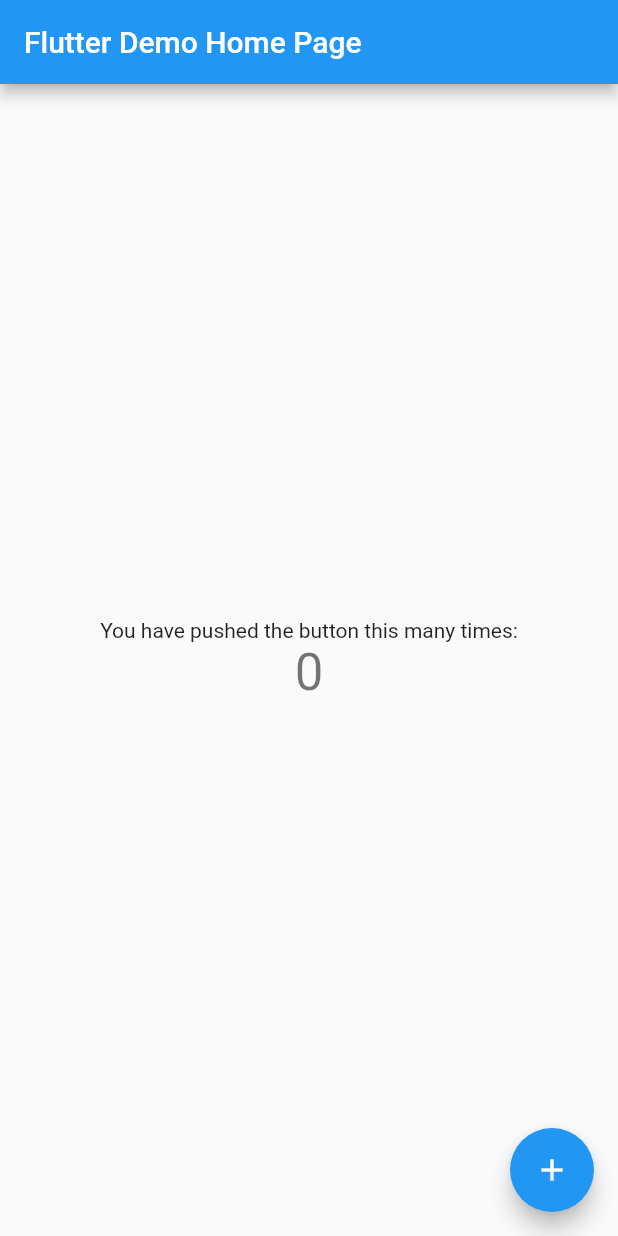
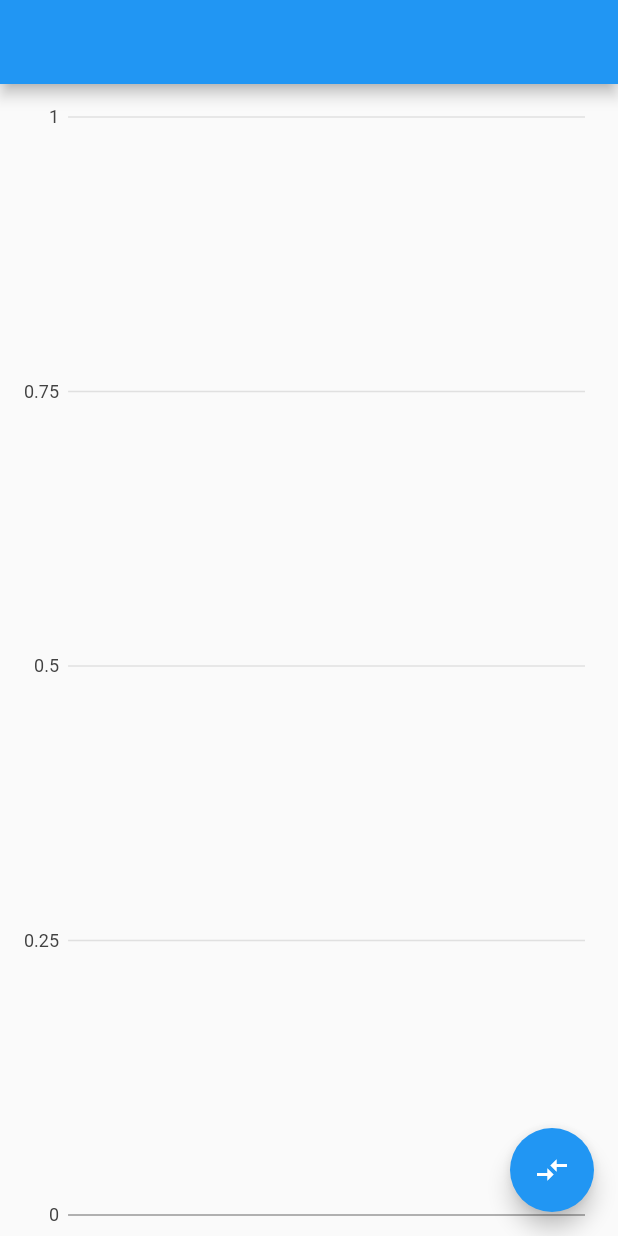
Before and after one commit to DanccKnight/Unergia, a Flutter app: the screen it shows after launch, on a phone screen of 412 x 824 dp. Run offline on Flutter 3.47's test engine with Material 2 defaults, Android fonts, the phone set to English and light mode, and no system bars; our stand-ins replace charts_flutter, cloud_firestore; accounts and stored records are empty; generated files the repository leaves out were written again.

Commit message:
Displayed both the graphs

```diff
--- a/lib/main.dart
+++ b/lib/main.dart
@@ -1,111 +1,138 @@
+import 'package:cloud_firestore/cloud_firestore.dart';
 import 'package:flutter/material.dart';
+import 'Cereal.dart';
+import 'package:charts_flutter/flutter.dart' as charts;
 
 void main() => runApp(MyApp());
 
 class MyApp extends StatelessWidget {
-  // This widget is the root of your application.
   @override
   Widget build(BuildContext context) {
     return MaterialApp(
-      title: 'Flutter Demo',
-      theme: ThemeData(
-        // This is the theme of your application.
-        //
-        // Try running your application with "flutter run". You'll see the
-        // application has a blue toolbar. Then, without quitting the app, try
-        // changing the primarySwatch below to Colors.green and then invoke
-        // "hot reload" (press "r" in the console where you ran "flutter run",
-        // or simply save your changes to "hot reload" in a Flutter IDE).
-        // Notice that the counter didn't reset back to zero; the application
-        // is not restarted.
-        primarySwatch: Colors.blue,
-      ),
-      home: MyHomePage(title: 'Flutter Demo Home Page'),
+      home: MyHomePage(),
     );
   }
 }
 
 class MyHomePage extends StatefulWidget {
-  MyHomePage({Key key, this.title}) : super(key: key);
-
-  // This widget is the home page of your application. It is stateful, meaning
-  // that it has a State object (defined below) that contains fields that affect
-  // how it looks.
-
-  // This class is the configuration for the state. It holds the values (in this
-  // case the title) provided by the parent (in this case the App widget) and
-  // used by the build method of the State. Fields in a Widget subclass are
-  // always marked "final".
-
-  final String title;
-
   @override
   _MyHomePageState createState() => _MyHomePageState();
 }
 
 class _MyHomePageState extends State<MyHomePage> {
-  int _counter = 0;
-
-  void _incrementCounter() {
-    setState(() {
-      // This call to setState tells the Flutter framework that something has
-      // changed in this State, which causes it to rerun the build method below
-      // so that the display can reflect the updated values. If we changed
-      // _counter without calling setState(), then the build method would not be
-      // called again, and so nothing would appear to happen.
-      _counter++;
-    });
-  }
+  bool flag = true;
+  List<Cereal> mydata;
+  List<charts.Series<Cereal, String>> _seriesPieData;
 
   @override
   Widget build(BuildContext context) {
-    // This method is rerun every time setState is called, for instance as done
-    // by the _incrementCounter method above.
-    //
-    // The Flutter framework has been optimized to make rerunning build methods
-    // fast, so that you can just rebuild anything that needs updating rather
-    // than having to individually change instances of widgets.
     return Scaffold(
       appBar: AppBar(
-        // Here we take the value from the MyHomePage object that was created by
-        // the App.build method, and use it to set our appbar title.
-        title: Text(widget.title),
+        title: Text(""),
       ),
-      body: Center(
-        // Center is a layout widget. It takes a single child and positions it
-        // in the middle of the parent.
+        floatingActionButton: FloatingActionButton(
+            child: Icon(Icons.compare_arrows),
+            onPressed: (){
+              setState((){
+                flag = !flag;
+              });
+            } ),
+        body: _buildBody(context));
+  }
+
+  Widget _buildBody(BuildContext context) {
+    return StreamBuilder<QuerySnapshot>(
+      stream: Firestore.instance.collection('cereal').snapshots(),
+      builder: (context, snapshot) {
+        if (!snapshot.hasData)
+          return CircularProgressIndicator();
+        else {
+          mydata = snapshot.data.documents
+              .map((e) => Cereal.fromJson(e.data))
+              .toList();
+          if(flag)
+            return _buildBarChart(context);
+          else
+            return _buildPieChart(context);
+        }
+      },
+    );
+  }
+
+  Widget _buildPieChart(BuildContext context) {
+    _generateData(mydata);
+    return Padding(
+      padding: EdgeInsets.all(8.0),
+      child: Container(
         child: Column(
-          // Column is also a layout widget. It takes a list of children and
-          // arranges them vertically. By default, it sizes itself to fit its
-          // children horizontally, and tries to be as tall as its parent.
-          //
-          // Invoke "debug painting" (press "p" in the console, choose the
-          // "Toggle Debug Paint" action from the Flutter Inspector in Android
-          // Studio, or the "Toggle Debug Paint" command in Visual Studio Code)
-          // to see the wireframe for each widget.
-          //
-          // Column has various properties to control how it sizes itself and
-          // how it positions its children. Here we use mainAxisAlignment to
-          // center the children vertically; the main axis here is the vertical
-          // axis because Columns are vertical (the cross axis would be
-          // horizontal).
-          mainAxisAlignment: MainAxisAlignment.center,
           children: <Widget>[
-            Text(
-              'You have pushed the button this many times:',
-            ),
-            Text(
-              '$_counter',
-              style: Theme.of(context).textTheme.headline4,
+            Expanded(
+              child: charts.PieChart(
+                _seriesPieData,
+                animate: true,
+                behaviors: [
+                  new charts.DatumLegend(
+                    outsideJustification:
+                    charts.OutsideJustification.endDrawArea,
+                    horizontalFirst: true,
+                    desiredMaxRows: 2,
+                    cellPadding:
+                    new EdgeInsets.only(right: 4.0, bottom: 4.0,top:4.0),
+                    entryTextStyle: charts.TextStyleSpec(
+                        color: charts.MaterialPalette.black,
+                        fontSize: 18),
+                  )
+                ],
+              ),
             ),
           ],
         ),
       ),
-      floatingActionButton: FloatingActionButton(
-        onPressed: _incrementCounter,
-        tooltip: 'Increment',
-        child: Icon(Icons.add),
-      ), // This trailing comma makes auto-formatting nicer for build methods.
+    );
+  }
+
+  Widget _buildBarChart(BuildContext context) {
+    _generateData(mydata);
+    return Padding(
+      padding: EdgeInsets.all(8.0),
+      child: Container(
+        child: Column(
+          children: <Widget>[
+            Expanded(
+              child: charts.BarChart(
+                _seriesPieData,
+                animate: true,
+                behaviors: [
+                  new charts.DatumLegend(
+                    outsideJustification:
+                        charts.OutsideJustification.endDrawArea,
+                    horizontalFirst: true,
+                    desiredMaxRows: 2,
+                    cellPadding:
+                        new EdgeInsets.only(right: 4.0, bottom: 4.0, top: 4.0),
+                    entryTextStyle: charts.TextStyleSpec(
+                        color: charts.MaterialPalette.black, fontSize: 18),
+                  )
+                ],
+              ),
+            ),
+          ],
+        ),
+      ),
+    );
+  }
+
+  _generateData(mydata) {
+    _seriesPieData = List<charts.Series<Cereal, String>>();
+    _seriesPieData.add(
+      charts.Series(
+          domainFn: (Cereal cereal, _) => cereal.rating.toString(),
+          measureFn: (Cereal cereal, _) => cereal.rating,
+          colorFn: (Cereal cereal, _) =>
+              charts.ColorUtil.fromDartColor(Color(int.parse(cereal.colorVal))),
+          id: 'cereal',
+          data: mydata,
+          labelAccessorFn: (Cereal row, _) => "${row.rating}"),
     );
   }
 }
```
